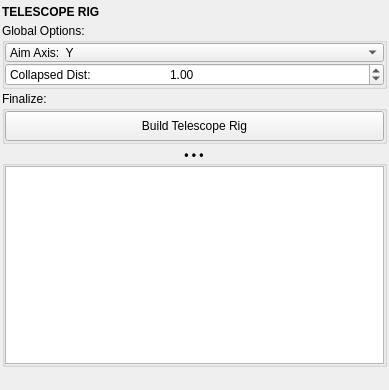
Before: the Qt Designer form mayatk/rig_utils/telescope_rig.ui in m3trik/mayatk, drawn with Qt 5.
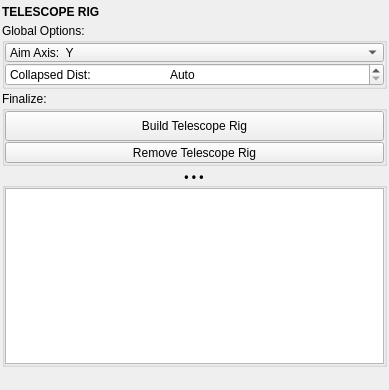
After: the same form once the commit is applied. Custom widgets are drawn as their Qt base class.

The edit to the form file:
```diff
--- a/mayatk/rig_utils/telescope_rig.ui
+++ b/mayatk/rig_utils/telescope_rig.ui
@@ -121,11 +121,20 @@
          <property name="prefix">
           <string>Collapsed Dist:	</string>
          </property>
+         <property name="specialValueText">
+          <string>Collapsed Dist:	Auto</string>
+         </property>
+         <property name="decimals">
+          <number>3</number>
+         </property>
          <property name="minimum">
           <double>0.000000000000000</double>
          </property>
+         <property name="maximum">
+          <double>1000000.000000000000000</double>
+         </property>
          <property name="value">
-          <double>1.000000000000000</double>
+          <double>0.000000000000000</double>
          </property>
         </widget>
        </item>
@@ -166,6 +175,19 @@
          </property>
         </widget>
        </item>
+       <item>
+        <widget class="QPushButton" name="btn_remove">
+         <property name="minimumSize">
+          <size>
+           <width>0</width>
+           <height>21</height>
+          </size>
+         </property>
+         <property name="text">
+          <string>Remove Telescope Rig</string>
+         </property>
+        </widget>
+       </item>
       </layout>
      </widget>
     </item>
```
